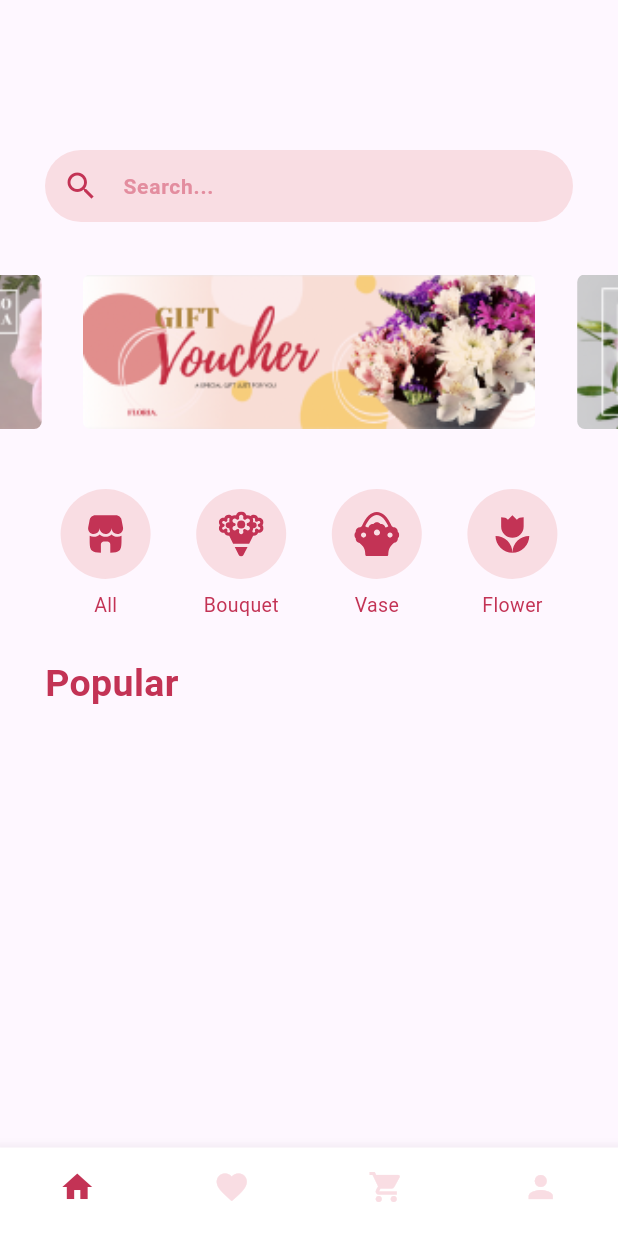
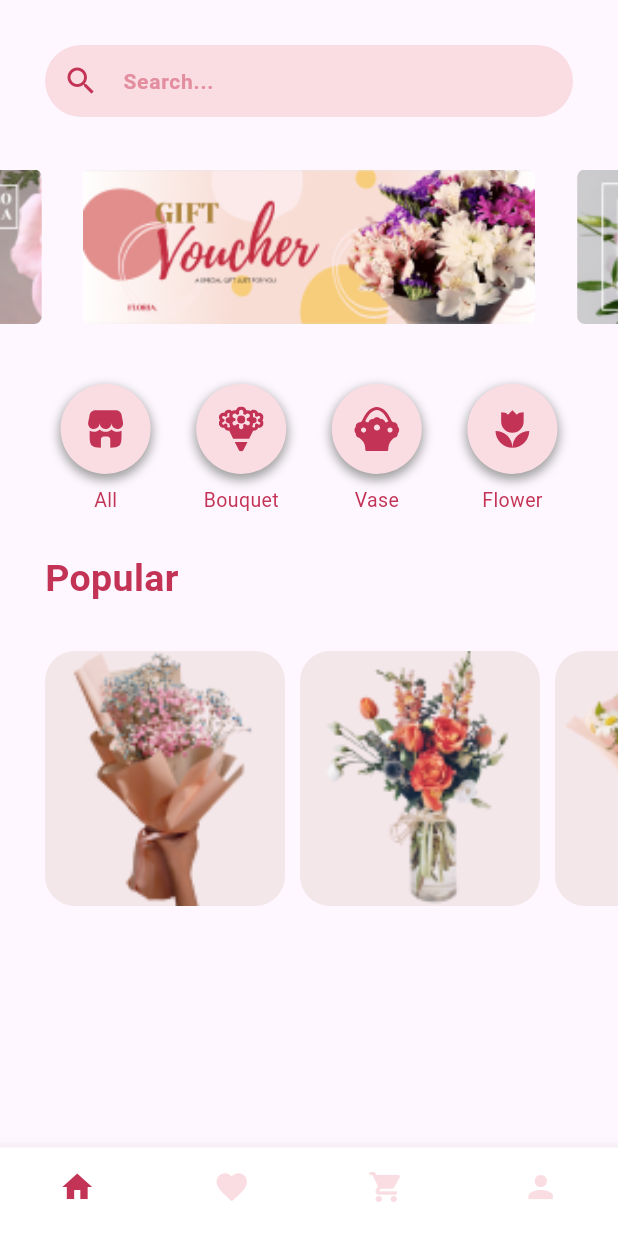
Before and after one commit to kikikieieiei/Floria_Flutter, a Flutter app: the screen it shows after launch, on a phone screen of 412 x 824 dp. Run offline on Flutter 3.47's test engine with Material 3 defaults, Android fonts, the phone set to English and light mode, and no system bars; drawn by our look-alikes of carousel_slider; our stand-ins replace flutter_svg; Roboto replaces fonts that are missing (OpenSans).

Commit message:
Updated home.dart and created favorite.dart

```diff
--- a/project/lib/pages/home/components/circleButton.dart
+++ b/project/lib/pages/home/components/circleButton.dart
@@ -16,6 +16,12 @@ Widget buildCircularButton(String svgPath, String label, Function onPressed) {
             decoration: const BoxDecoration(
               shape: BoxShape.circle,
               color: Color(0xffF9DDE3),
+              boxShadow: [BoxShadow(
+                color: Colors.grey,
+                blurRadius: 5.0,
+                spreadRadius: 1.0,
+                offset: Offset(0, 3.0),
+              ),]
             ),
             child: Center(
               child: SvgPicture.asset(
--- /dev/null
+++ b/project/lib/pages/home/components/popularProducts.dart
@@ -0,0 +1,118 @@
+import 'package:flutter/material.dart';
+// import 'package:carousel_slider/carousel_slider.dart';
+
+  Widget buildPopularProducts() {
+    return Padding(
+      padding: const EdgeInsets.only(left: 20),
+      child: Column(
+        children: [
+          Container(
+            height: 200,
+            child: ListView(
+              scrollDirection: Axis.horizontal,
+              children: [
+                for (int i = 1; i <= 3; i++)
+                  Container(
+                    margin: EdgeInsets.only(top: 30, left: 10),
+                    height: 300,
+                    width: 160,
+                    decoration: BoxDecoration(
+                      borderRadius: BorderRadius.circular(20),
+                      color: Color(0xffF4E7EA),
+                    ),
+                    child: Image.asset(
+                      'assets/images/popular flower/popflow$i.png',
+                      scale: 0.1,
+                    ),
+                  ),
+              ],
+            ),
+          ),
+        ],
+      ),
+    );
+  }
+
+//   Widget buildPopularProducts() {
+//     const products: ["name1", 2000, "assets/image/"]
+//   return Padding(
+//     padding: const EdgeInsets.only(left: 10),
+//     child: CarouselSlider(
+//       options: CarouselOptions(
+//         aspectRatio: 16 / 9,
+//       ),
+//       items: products.map((product) {
+//         return Builder(
+//           builder: (BuildContext context) {
+//             return Column(
+//               children: [
+//                 Container(
+//                   margin: const EdgeInsets.only(top: 30),
+//                   height: 300,
+//                   width: 170,
+//                   decoration: BoxDecoration(
+//                     borderRadius: BorderRadius.circular(20),
+//                     color: const Color(0xffF4E7EA),
+//                   ),
+//                   child: Stack(
+//                     children: [
+//                       Image.asset(
+//                         product.imagePath,
+//                         scale: 0.1,
+//                       ),
+//                       Positioned(
+//                         bottom: 0,
+//                         left: 0,
+//                         right: 0,
+//                         child: Container(
+//                           padding: const EdgeInsets.all(8),
+//                           decoration: BoxDecoration(
+//                             color: Colors.black.withOpacity(0.5),
+//                           ),
+//                           child: Row(
+//                             mainAxisAlignment: MainAxisAlignment.spaceBetween,
+//                             children: [
+//                               Text(
+//                                 product.name,
+//                                 style: const TextStyle(
+//                                   color: Colors.white,
+//                                   fontWeight: FontWeight.bold,
+//                                 ),
+//                               ),
+//                               Row(
+//                                 children: [
+//                                   Text(
+//                                     '\$${product.price.toString()}',
+//                                     style: const TextStyle(
+//                                       color: Colors.white,
+//                                       fontWeight: FontWeight.bold,
+//                                     ),
+//                                   ),
+//                                   IconButton(
+//                                     icon: const Icon(
+//                                       Icons.shopping_cart,
+//                                       color: Colors.white,
+//                                     ),
+//                                     onPressed: () {
+//                                       // Handle adding to cart
+//                                     },
+//                                   ),
+//                                 ],
+//                               ),
+//                             ],
+//                           ),
+//                         ),
+//                       ),
+//                     ],
+//                   ),
+//                 ),
+//               ],
+//             );
+//           },
+//         );
+//       }).toList(),
+//     ),
+//   );
+// }
+
+// }
--- a/project/lib/pages/home/home.dart
+++ b/project/lib/pages/home/home.dart
@@ -1,6 +1,8 @@
 import 'package:flutter/material.dart';
 import 'package:project/pages/home/components/carousel.dart';
 import 'package:project/pages/home/components/circleButton.dart';
+import 'package:project/pages/home/components/popularProducts.dart';
+import 'package:project/pages/favorite/favorite.dart';
 
 class Home extends StatefulWidget {
   const Home({Key? key}) : super(key: key);
@@ -10,15 +12,17 @@ class Home extends StatefulWidget {
 }
 
 class _HomeState extends State<Home> {
+  int _selectedIndex = 0;
+
   @override
   Widget build(BuildContext context) {
     return Scaffold(
-      body: Column(
+      body: ListView(
         children: [
           // Search bar
           Padding(
             padding:
-                const EdgeInsets.only(top: 100, left: 30, right: 30, bottom: 0),
+                const EdgeInsets.only(top: 30, left: 30, right: 30, bottom: 0),
             child: TextFormField(
               cursorColor: const Color(0xffC33355),
               style: const TextStyle(color: Color(0xffC33355)),
@@ -64,14 +68,17 @@ class _HomeState extends State<Home> {
             padding: EdgeInsets.only(left: 30, top: 15),
             child: Align(
               alignment: Alignment.centerLeft,
-              child: Text("Popular", style: TextStyle(
+              child: Text(
+                "Popular",
+                style: TextStyle(
                     fontFamily: "OpenSans",
                     color: Color(0xffC33355),
                     fontWeight: FontWeight.bold,
-                fontSize: 25
-              ),),
+                    fontSize: 25),
               ),
-          )
+            ),
+          ),
+          buildPopularProducts(),
         ],
       ),
       bottomNavigationBar: BottomNavigationBar(
@@ -81,12 +88,32 @@ class _HomeState extends State<Home> {
         backgroundColor: Colors.white,
         selectedItemColor: const Color(0xffC33355),
         unselectedItemColor: const Color(0xffF9DDE3),
+        currentIndex: _selectedIndex,
+        onTap: _onItemTapped,
         items: const [
           BottomNavigationBarItem(icon: Icon(Icons.home), label: ''),
           BottomNavigationBarItem(icon: Icon(Icons.favorite), label: ''),
           BottomNavigationBarItem(icon: Icon(Icons.shopping_cart), label: ''),
           BottomNavigationBarItem(icon: Icon(Icons.person), label: '')
-          ]),
+        ],
+      ),
+    );
+  }
+
+  void _onItemTapped(int index) {
+    setState(() {
+      _selectedIndex = index;
+    });
+    switch (index) {
+      case 1:
+        Navigator.pushReplacement(
+          context,
+          PageRouteBuilder(
+            pageBuilder: (context, animation1, animation2) => Favorite(),
+            transitionDuration: Duration.zero,
+            reverseTransitionDuration: Duration.zero,
+          ),
         );
     }
   }
+}
--- a/project/pubspec.yaml
+++ b/project/pubspec.yaml
@@ -66,6 +66,7 @@ flutter:
   #   - images/a_dot_ham.jpeg
   assets:
     - assets/images/slider/
+    - assets/images/popular flower/
     - assets/icons/
 
   # An image asset can refer to one or more resolution-specific "variants", see
```
Also changed, not shown: project/lib/pages/favorite/favorite.dart (added, +53 -0 lines), project/assets/images/popular flower/popflow1.png (added), project/assets/images/popular flower/popflow2.png (added), project/assets/images/popular flower/popflow3.png (added). Lines whose indentation alone changed are shown as unchanged.
